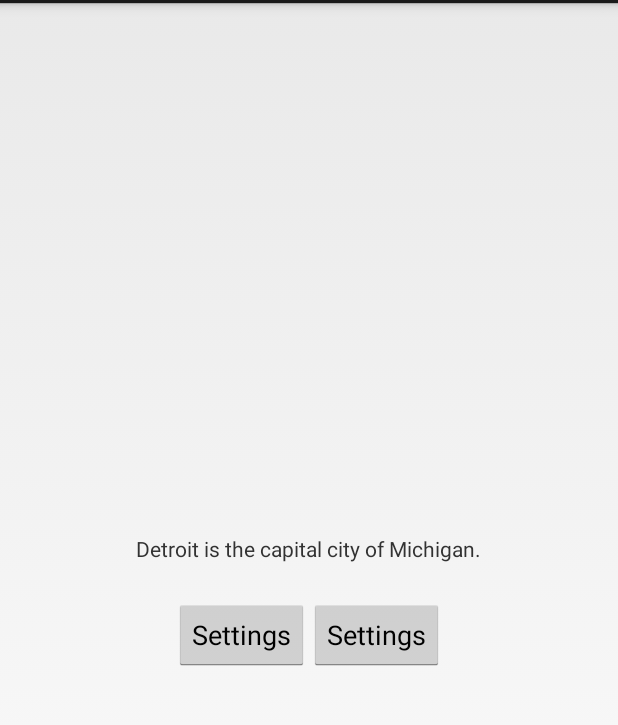
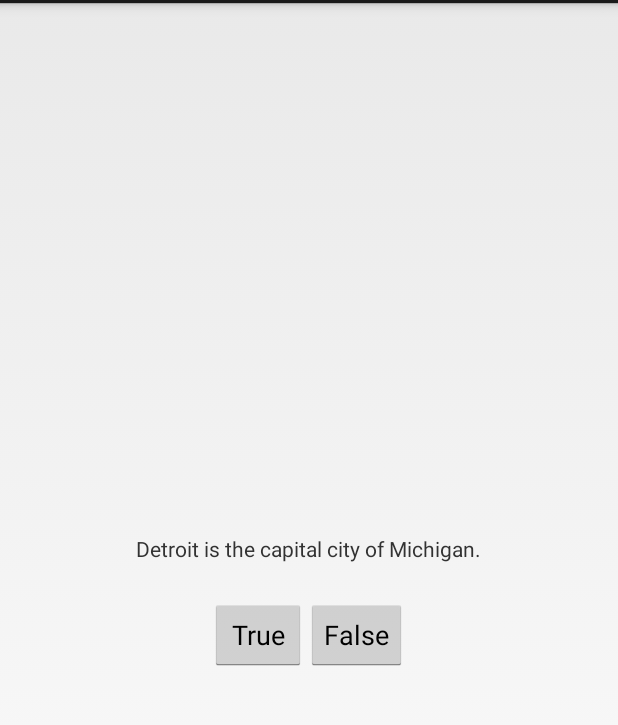
Before and after one commit to kyleofori/GeoQuiz, an Android app: the screen it shows after launch (QuizActivity), on a phone screen of 412 x 824 dp, the part 69-794 px from its top. Run offline under Robolectric (Android 15) with nearby library versions, the phone set to English and light mode, and no system bars.

Commit message:
Creating true and false buttons, but with no implementations yet

```diff
--- a/app/src/main/java/com/detroitlabs/kyleofori/geoquiz/QuizActivity.java
+++ b/app/src/main/java/com/detroitlabs/kyleofori/geoquiz/QuizActivity.java
@@ -4,14 +4,35 @@ import android.app.Activity;
 import android.os.Bundle;
 import android.view.Menu;
 import android.view.MenuItem;
+import android.view.View;
+import android.widget.Button;
 
 
 public class QuizActivity extends Activity {
+
+    private Button mTrueButton;
+    private Button mFalseButton;
 
     @Override
     protected void onCreate(Bundle savedInstanceState) {
         super.onCreate(savedInstanceState);
         setContentView(R.layout.activity_quiz);
+
+        mTrueButton = (Button)findViewById(R.id.true_button);
+        mTrueButton.setOnClickListener(new View.OnClickListener() {
+            @Override
+            public void onClick(View view) {
+                //Between the parentheses is an anonymous class that implements the listener
+                //It will need to implement the onClick(View) method for OnClickListener, too
+            }
+        });
+        mFalseButton = (Button)findViewById(R.id.false_button);
+        mFalseButton.setOnClickListener(new View.OnClickListener() {
+            @Override
+            public void onClick(View view) {
+                //Same situation
+            }
+        });
     }
 
 
--- a/app/src/main/res/layout/activity_quiz.xml
+++ b/app/src/main/res/layout/activity_quiz.xml
@@ -4,7 +4,6 @@
     android:layout_height="match_parent"
     android:gravity="center"
     android:orientation="vertical" >
-    <!--tools:context=".QuizActivity">-->
 
     <TextView
         android:layout_width="wrap_content"
@@ -18,11 +17,13 @@
     android:orientation="horizontal" >
 
         <Button
+            android:id="@+id/true_button"
             android:layout_width="wrap_content"
             android:layout_height="wrap_content"
             android:text="@string/true_button" />
 
         <Button
+            android:id="@+id/false_button"
             android:layout_width="wrap_content"
             android:layout_height="wrap_content"
             android:text="@string/false_button" />
--- a/app/src/main/res/values/strings.xml
+++ b/app/src/main/res/values/strings.xml
@@ -3,8 +3,8 @@
 
     <string name="app_name">GeoQuiz</string>
     <string name="question_text">Detroit is the capital city of Michigan.</string>
-    <string name="true_button">Settings</string>
-    <string name="false_button">Settings</string>
+    <string name="true_button">True</string>
+    <string name="false_button">False</string>
     <string name="action_settings">Settings</string>
 
 </resources>
```
